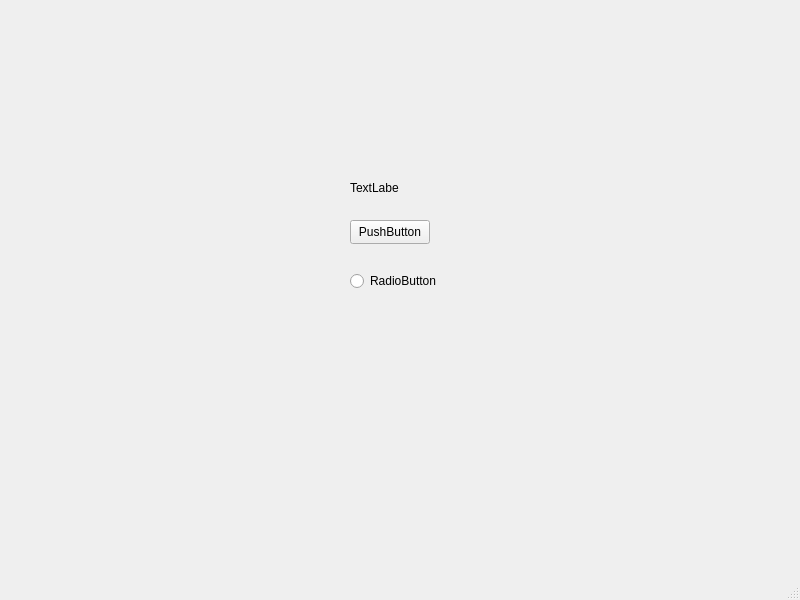
This is PlanMate/mainwindow.ui in wiksas/PlanMate as Qt 5 draws it before an edit. The edited form follows.
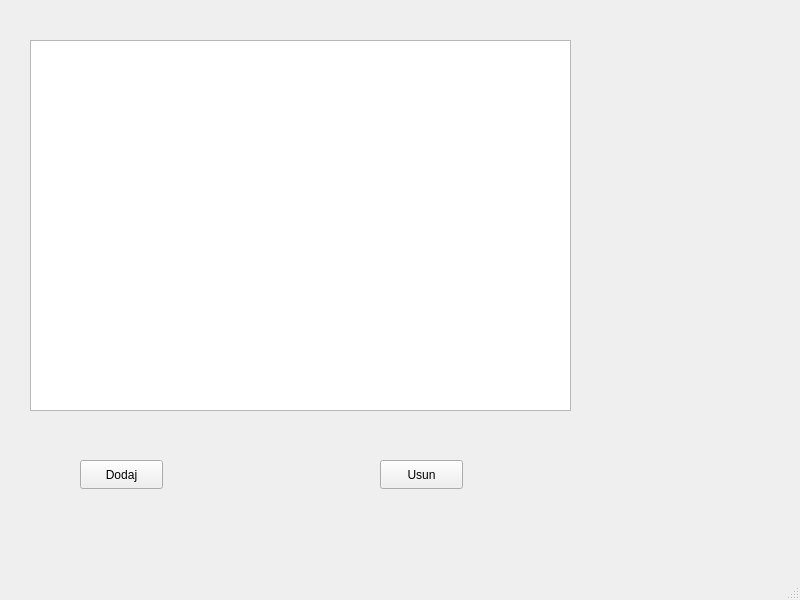
This is the edited form.

Patch:
```diff
--- a/PlanMate/mainwindow.ui
+++ b/PlanMate/mainwindow.ui
@@ -14,43 +14,40 @@
    <string>MainWindow</string>
   </property>
   <widget class="QWidget" name="centralwidget">
-   <widget class="QLabel" name="label">
+   <widget class="QTableView" name="tableView">
     <property name="geometry">
      <rect>
-      <x>350</x>
-      <y>180</y>
-      <width>49</width>
-      <height>16</height>
+      <x>30</x>
+      <y>40</y>
+      <width>541</width>
+      <height>371</height>
      </rect>
     </property>
-    <property name="text">
-     <string>TextLabel</string>
-    </property>
    </widget>
    <widget class="QPushButton" name="pushButton">
     <property name="geometry">
      <rect>
-      <x>350</x>
-      <y>220</y>
-      <width>80</width>
-      <height>24</height>
+      <x>80</x>
+      <y>460</y>
+      <width>83</width>
+      <height>29</height>
      </rect>
     </property>
     <property name="text">
-     <string>PushButton</string>
+     <string>Dodaj</string>
     </property>
    </widget>
-   <widget class="QRadioButton" name="radioButton">
+   <widget class="QPushButton" name="pushButton_2">
     <property name="geometry">
      <rect>
-      <x>350</x>
-      <y>270</y>
-      <width>91</width>
-      <height>22</height>
+      <x>380</x>
+      <y>460</y>
+      <width>83</width>
+      <height>29</height>
      </rect>
     </property>
     <property name="text">
-     <string>RadioButton</string>
+     <string>Usun</string>
     </property>
    </widget>
   </widget>
```
Left out of the diff: 4 changed lines with no effect on the pictures.
